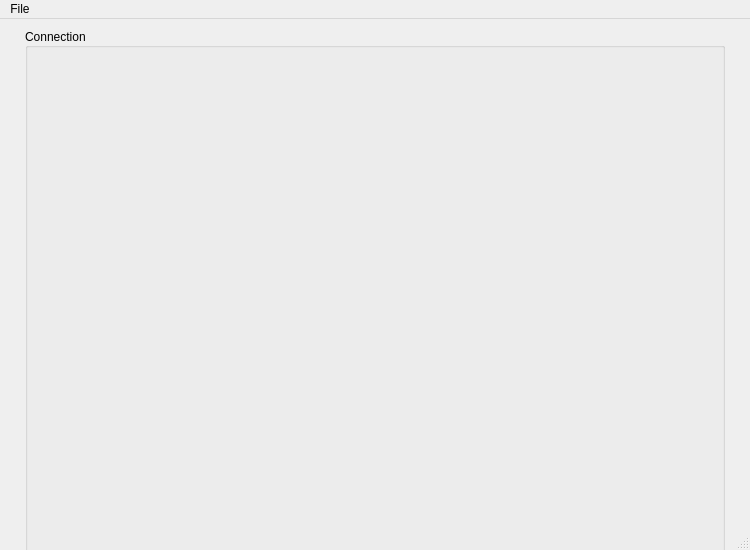
Before: the Qt Designer form GUI/MainWindow.ui in Deeko-Silvas/Rekordbox_sync, drawn with Qt 5.
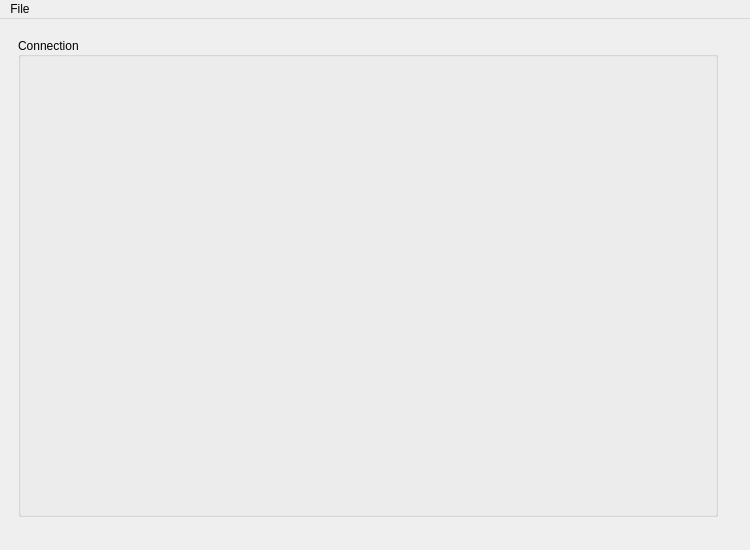
After: the same form once the commit is applied. The open tabs and pages were chosen to show the change.

Commit message:
Added thread and some PEP8 and GUI corrections
Added thread for server while waiting for connection to stop GUI freezing which was stopping exiting of the application

Made some corrections to comply with PEP 8.

Fixed error on GUI that was hiding right hand side of client page.

Patch:
```diff
--- a/GUI/MainWindow.ui
+++ b/GUI/MainWindow.ui
@@ -38,15 +38,9 @@
      <height>550</height>
     </size>
    </property>
+   <layout class="QGridLayout" name="gridLayout_3">
+    <item row="0" column="0">
    <widget class="QStackedWidget" name="stackedWidget">
-    <property name="geometry">
-     <rect>
-      <x>0</x>
-      <y>0</y>
-      <width>750</width>
-      <height>550</height>
-     </rect>
-    </property>
     <property name="minimumSize">
      <size>
       <width>750</width>
@@ -105,19 +99,37 @@
      </layout>
     </widget>
     <widget class="QWidget" name="send">
-     <layout class="QGridLayout" name="gridLayout_9">
+       <property name="minimumSize">
+        <size>
+         <width>750</width>
+         <height>550</height>
+        </size>
+       </property>
+       <property name="maximumSize">
+        <size>
+         <width>750</width>
+         <height>550</height>
+        </size>
+       </property>
+       <layout class="QFormLayout" name="formLayout">
       <item row="0" column="0">
        <widget class="QGroupBox" name="connectionGroupBox">
         <property name="minimumSize">
          <size>
           <width>700</width>
-          <height>0</height>
+            <height>480</height>
          </size>
         </property>
         <property name="maximumSize">
          <size>
           <width>700</width>
-          <height>16777215</height>
+            <height>450</height>
+           </size>
+          </property>
+          <property name="sizeIncrement">
+           <size>
+            <width>700</width>
+            <height>450</height>
          </size>
         </property>
         <property name="title">
@@ -786,6 +798,8 @@
      </layout>
     </widget>
    </widget>
+    </item>
+   </layout>
   </widget>
   <widget class="QMenuBar" name="menubar">
    <property name="geometry">
@@ -806,7 +820,17 @@
    </widget>
    <addaction name="menuFile"/>
   </widget>
-  <widget class="QStatusBar" name="statusbar"/>
+  <widget class="QStatusBar" name="statusbar">
+   <property name="enabled">
+    <bool>false</bool>
+   </property>
+   <property name="maximumSize">
+    <size>
+     <width>16777215</width>
+     <height>0</height>
+    </size>
+   </property>
+  </widget>
   <action name="actionSettings">
    <property name="text">
     <string>Settings</string>
```
Left out of the diff: 35 changed lines with no effect on the pictures. Lines whose indentation alone changed are shown as unchanged. The commit also changes 5 other files.
